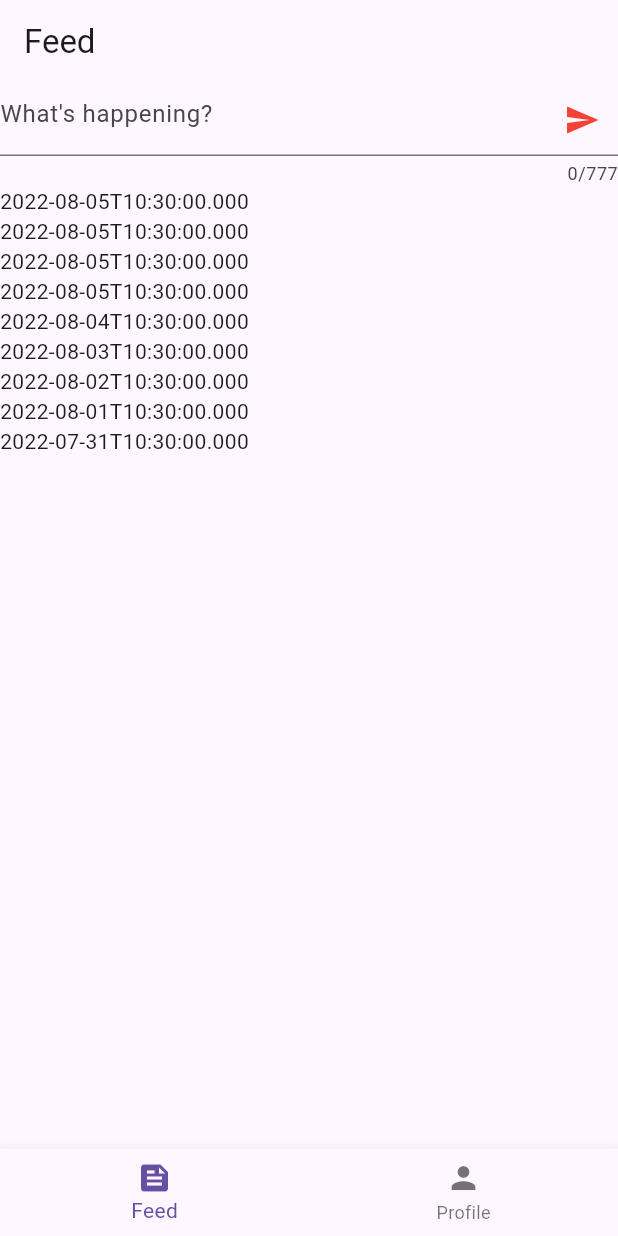
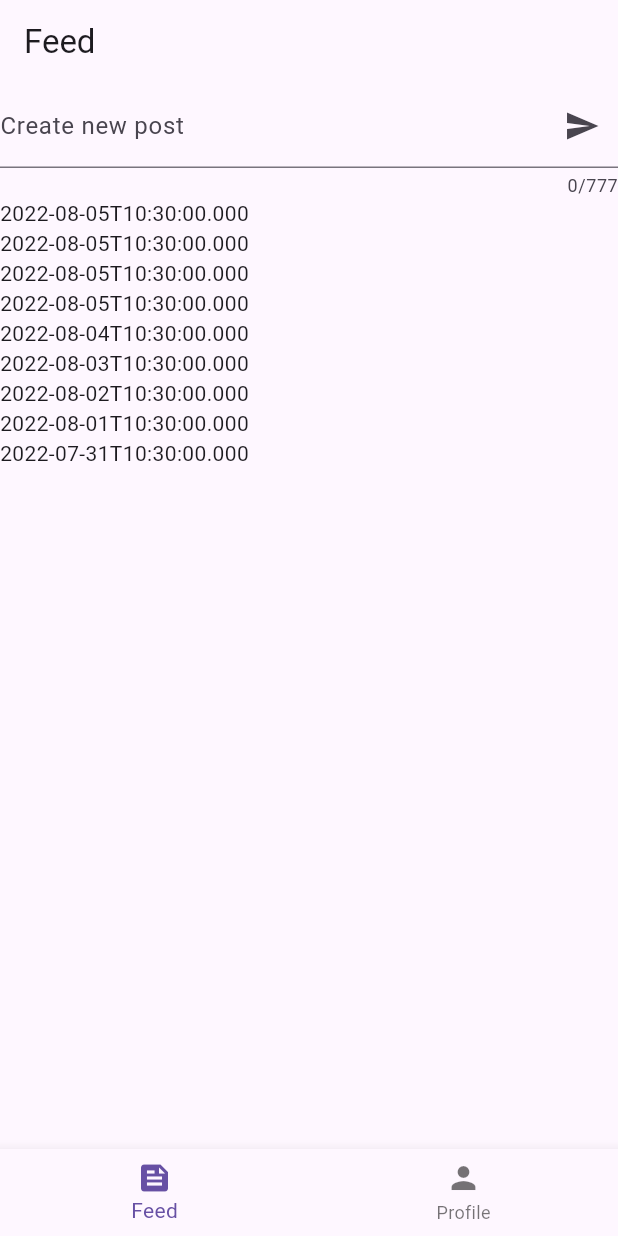
Before and after one commit to luizvnegrini/posterr, a Flutter app: the screen it shows after launch, on a phone screen of 412 x 824 dp. Run offline on Flutter 3.47's test engine with Material 2 defaults, Android fonts, the phone set to English and light mode, and no system bars; our stand-ins replace dartz, equatable, flutter_hooks, hooks_riverpod, localstorage.

Commit message:
fix: text form field validation when create a post

```diff
--- a/main/lib/presentation/pages/home/home_page.dart
+++ b/main/lib/presentation/pages/home/home_page.dart
@@ -5,7 +5,12 @@ import 'package:posterr/presentation/presentation.dart';
 class HomePage extends HookConsumerWidget {
   const HomePage({Key? key}) : super(key: key);
 
-  String get title => 'Feed';
+  String get _title => 'Feed';
+  String? _errorText(
+    String text,
+    IHomeState state,
+  ) =>
+      text.isEmpty || state.isPostFormValid ? null : 'Invalid post';
 
   @override
   Widget build(BuildContext context, WidgetRef ref) {
@@ -14,7 +19,7 @@ class HomePage extends HookConsumerWidget {
 
     return Scaffold(
       appBar: AppBar(
-        title: Text(title),
+        title: Text(_title),
       ),
       body: SafeArea(
         child: RefreshIndicator(
@@ -30,18 +35,25 @@ class HomePage extends HookConsumerWidget {
               return Column(
                 mainAxisAlignment: MainAxisAlignment.center,
                 children: [
-                  TextField(
+                  TextFormField(
                       controller: controller,
+                      autovalidateMode: AutovalidateMode.onUserInteraction,
                       decoration: InputDecoration(
+                        labelText: 'Create new post',
                         hintText: 'What\'s happening?',
+                        errorText: _errorText(controller.text, state),
                         suffixIcon: GestureDetector(
                           onTap: () {
+                            if (_errorText(controller.text, state) == null) {
                               _submit(viewModel, state, controller.text);
+
+                              if (state.postCreated) {
                                 controller.clear();
+                              }
+                            }
                           },
                           child: const Icon(
                             Icons.send,
-                            color: Colors.red,
                           ),
                         ),
                       ),
@@ -51,13 +63,17 @@ class HomePage extends HookConsumerWidget {
                       onChanged: viewModel.checkIsPostFormValid,
                       keyboardType: TextInputType.text,
                       enabled: !state.isLoading,
-                      onSubmitted: (text) {
+                      onFieldSubmitted: (text) {
+                        if (_errorText(controller.text, state) == null) {
                           _submit(
                             viewModel,
                             state,
                             text,
                           );
+                          if (state.postCreated) {
                             controller.clear();
+                          }
+                        }
                       }),
                   Expanded(
                     child: ListView.separated(
--- a/main/lib/presentation/pages/home/home_state.dart
+++ b/main/lib/presentation/pages/home/home_state.dart
@@ -6,12 +6,14 @@ abstract class IHomeState extends ViewModelState {
   abstract final PostSettings? postSettings;
   abstract final bool isLoading;
   abstract final bool isPostFormValid;
+  abstract final bool postCreated;
 
   IHomeState copyWith({
     List<Post>? feed,
     bool? isLoading,
     PostSettings? postSettings,
     bool? isPostFormValid,
+    bool? postCreated,
   });
 }
 
@@ -21,6 +23,7 @@ class HomeState extends IHomeState {
     this.postSettings,
     this.isLoading = false,
     this.isPostFormValid = false,
+    this.postCreated = false,
   });
 
   factory HomeState.initial() => const HomeState();
@@ -40,6 +43,8 @@ class HomeState extends IHomeState {
   final PostSettings? postSettings;
   @override
   final bool isPostFormValid;
+  @override
+  final bool postCreated;
 
   @override
   IHomeState copyWith({
@@ -47,11 +52,13 @@ class HomeState extends IHomeState {
     isLoading,
     postSettings,
     isPostFormValid,
+    postCreated,
   }) =>
       HomeState(
         feedItems: feed ?? feedItems,
         isLoading: isLoading ?? this.isLoading,
         postSettings: postSettings ?? this.postSettings,
         isPostFormValid: isPostFormValid ?? this.isPostFormValid,
+        postCreated: postCreated ?? this.postCreated,
       );
 }
```
Lines whose indentation alone changed are shown as unchanged.
